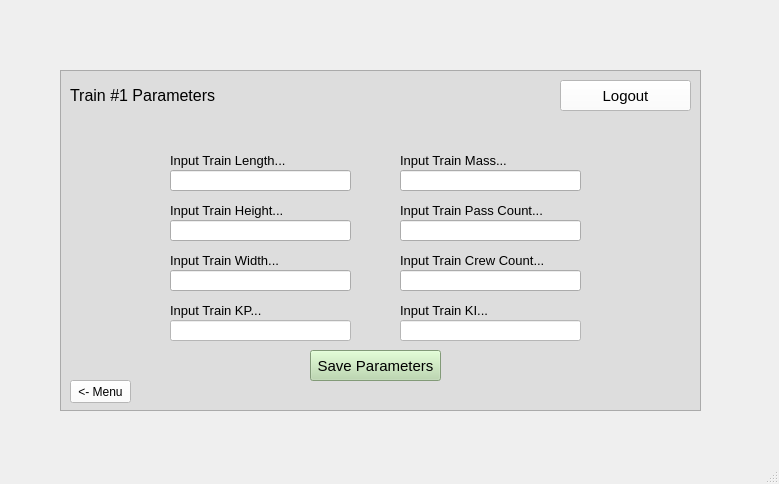
First picture: the form in src/UI/TrainModel/Train_Parameter.ui, repository aet37/ECE1140-Project, before the edit.
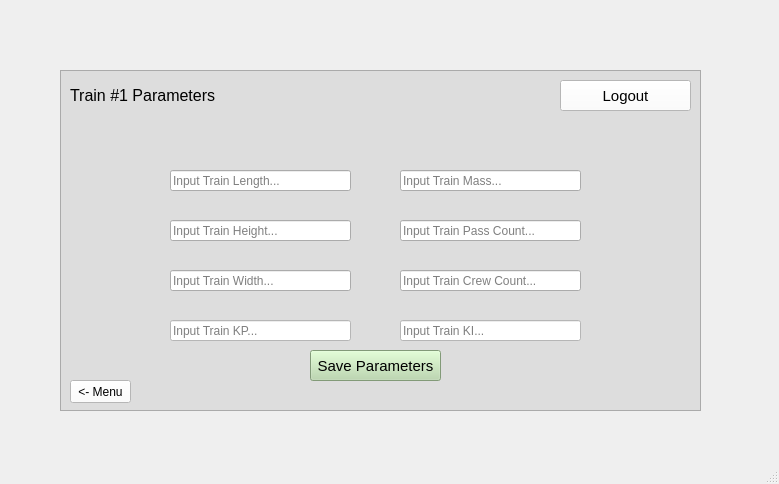
Second picture: the form after the edit.

Diff of the .ui file:
```diff
--- a/src/UI/TrainModel/Train_Parameter.ui
+++ b/src/UI/TrainModel/Train_Parameter.ui
@@ -68,6 +68,9 @@
       <height>21</height>
      </rect>
     </property>
+    <property name="placeholderText">
+     <string>Input Train Length...</string>
+    </property>
    </widget>
    <widget class="QLineEdit" name="in_mass">
     <property name="geometry">
@@ -78,6 +81,9 @@
       <height>21</height>
      </rect>
     </property>
+    <property name="placeholderText">
+     <string>Input Train Mass...</string>
+    </property>
    </widget>
    <widget class="QLineEdit" name="in_height">
     <property name="geometry">
@@ -88,6 +94,9 @@
       <height>21</height>
      </rect>
     </property>
+    <property name="placeholderText">
+     <string>Input Train Height...</string>
+    </property>
    </widget>
    <widget class="QLineEdit" name="in_pass">
     <property name="geometry">
@@ -98,6 +107,9 @@
       <height>21</height>
      </rect>
     </property>
+    <property name="placeholderText">
+     <string>Input Train Pass Count...</string>
+    </property>
    </widget>
    <widget class="QLineEdit" name="in_width">
     <property name="geometry">
@@ -108,6 +120,9 @@
       <height>21</height>
      </rect>
     </property>
+    <property name="placeholderText">
+     <string>Input Train Width...</string>
+    </property>
    </widget>
    <widget class="QLineEdit" name="in_crew">
     <property name="geometry">
@@ -118,115 +133,10 @@
       <height>21</height>
      </rect>
     </property>
-   </widget>
-   <widget class="QLabel" name="label_2">
-    <property name="geometry">
-     <rect>
-      <x>170</x>
-      <y>150</y>
-      <width>131</width>
-      <height>20</height>
-     </rect>
-    </property>
-    <property name="font">
-     <font>
-      <pointsize>10</pointsize>
-     </font>
-    </property>
-    <property name="text">
-     <string>Input Train Length...</string>
-    </property>
-   </widget>
-   <widget class="QLabel" name="label_3">
-    <property name="geometry">
-     <rect>
-      <x>400</x>
-      <y>150</y>
-      <width>131</width>
-      <height>20</height>
-     </rect>
-    </property>
-    <property name="font">
-     <font>
-      <pointsize>10</pointsize>
-     </font>
-    </property>
-    <property name="text">
-     <string>Input Train Mass...</string>
-    </property>
-   </widget>
-   <widget class="QLabel" name="label_4">
-    <property name="geometry">
-     <rect>
-      <x>400</x>
-      <y>200</y>
-      <width>151</width>
-      <height>20</height>
-     </rect>
-    </property>
-    <property name="font">
-     <font>
-      <pointsize>10</pointsize>
-     </font>
-    </property>
-    <property name="text">
-     <string>Input Train Pass Count...</string>
-    </property>
-   </widget>
-   <widget class="QLabel" name="label_5">
-    <property name="geometry">
-     <rect>
-      <x>170</x>
-      <y>200</y>
-      <width>131</width>
-      <height>20</height>
-     </rect>
-    </property>
-    <property name="font">
-     <font>
-      <pointsize>10</pointsize>
-     </font>
-    </property>
-    <property name="text">
-     <string>Input Train Height...</string>
-    </property>
-   </widget>
-   <widget class="QLabel" name="label_6">
-    <property name="geometry">
-     <rect>
-      <x>400</x>
-      <y>250</y>
-      <width>151</width>
-      <height>20</height>
-     </rect>
-    </property>
-    <property name="font">
-     <font>
-      <pointsize>10</pointsize>
-     </font>
-    </property>
-    <property name="text">
+    <property name="placeholderText">
      <string>Input Train Crew Count...</string>
     </property>
    </widget>
-   <widget class="QLabel" name="label_7">
-    <property name="geometry">
-     <rect>
-      <x>170</x>
-      <y>250</y>
-      <width>131</width>
-      <height>20</height>
-     </rect>
-    </property>
-    <property name="font">
-     <font>
-      <pointsize>10</pointsize>
-     </font>
-    </property>
-    <property name="text">
-     <string>Input Train Width...</string>
-    </property>
-   </widget>
    <widget class="QFrame" name="frame">
     <property name="geometry">
      <rect>
@@ -309,42 +219,6 @@
       </size>
      </property>
     </widget>
-    <widget class="QLabel" name="label_9">
-     <property name="geometry">
-      <rect>
-       <x>340</x>
-       <y>230</y>
-       <width>151</width>
-       <height>20</height>
-      </rect>
-     </property>
-     <property name="font">
-      <font>
-       <pointsize>10</pointsize>
-      </font>
-     </property>
-     <property name="text">
-      <string>Input Train KI...</string>
-     </property>
-    </widget>
-    <widget class="QLabel" name="label_8">
-     <property name="geometry">
-      <rect>
-       <x>110</x>
-       <y>230</y>
-       <width>131</width>
-       <height>20</height>
-      </rect>
-     </property>
-     <property name="font">
-      <font>
-       <pointsize>10</pointsize>
-      </font>
-     </property>
-     <property name="text">
-      <string>Input Train KP...</string>
-     </property>
-    </widget>
     <widget class="QLineEdit" name="in_ki">
      <property name="geometry">
       <rect>
@@ -357,6 +231,9 @@
      <property name="styleSheet">
       <string notr="true">background-color: rgb(255, 255, 255);</string>
      </property>
+     <property name="placeholderText">
+      <string>Input Train KI...</string>
+     </property>
     </widget>
     <widget class="QLineEdit" name="in_kp">
      <property name="geometry">
@@ -370,6 +247,9 @@
      <property name="styleSheet">
       <string notr="true">background-color: rgb(255, 255, 255);</string>
      </property>
+     <property name="placeholderText">
+      <string>Input Train KP...</string>
+     </property>
     </widget>
     <widget class="QPushButton" name="pagePtoM_button">
      <property name="geometry">
```
Left out of the diff: 25 changed lines with no effect on the pictures.
